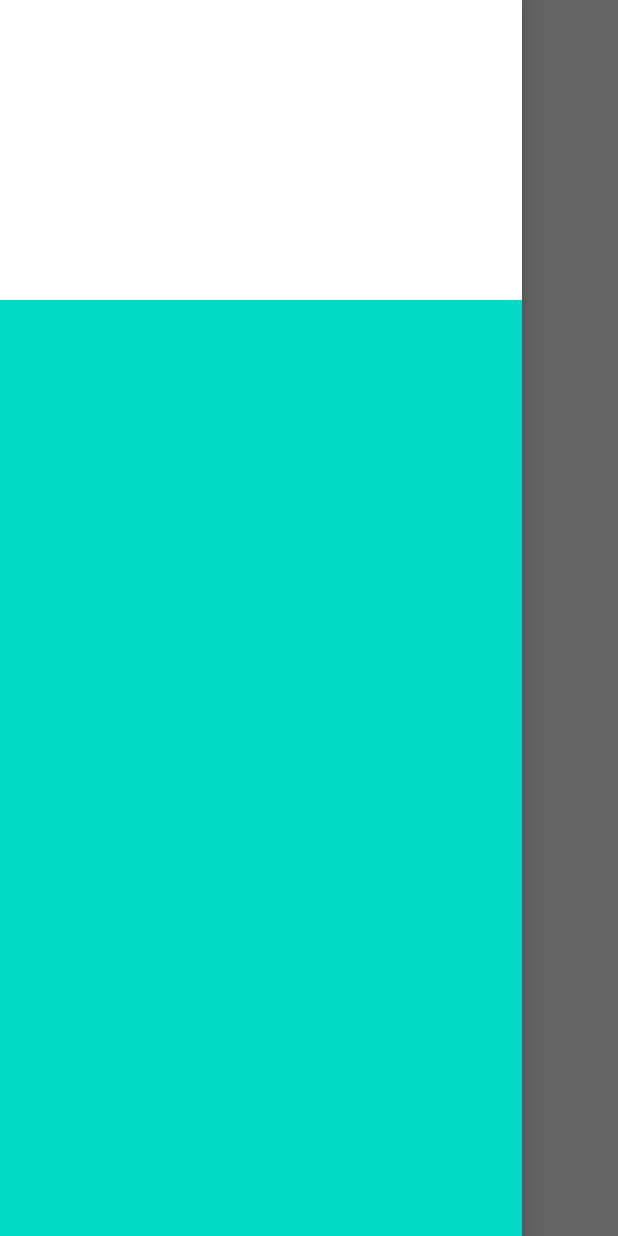
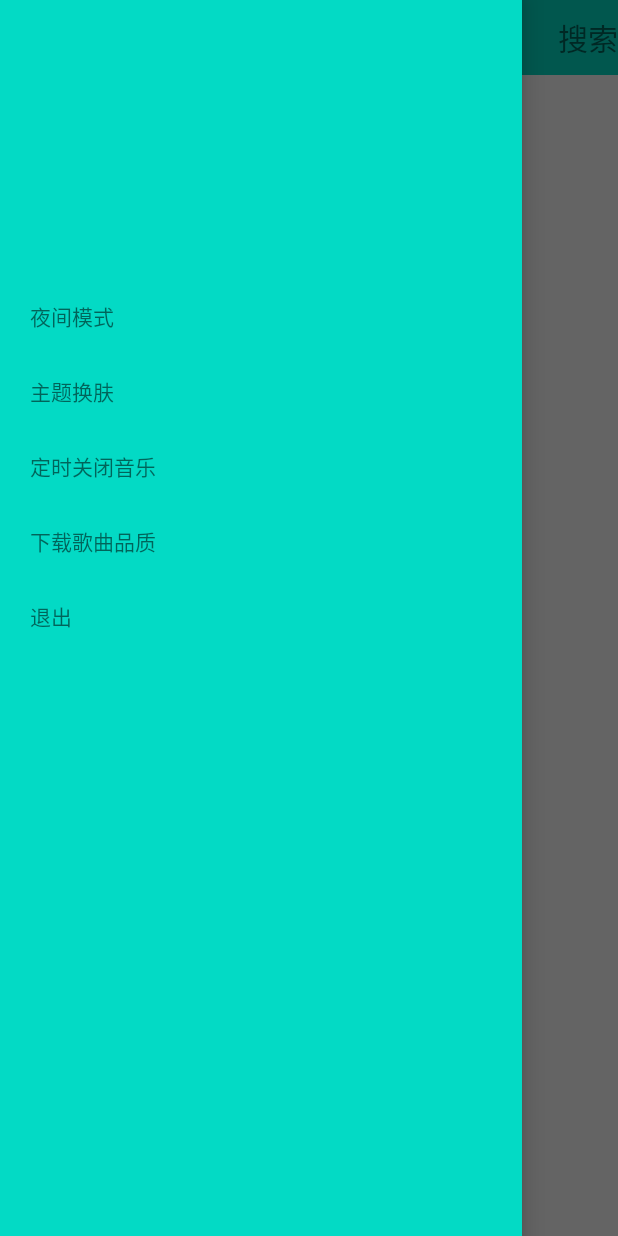
Before and after one commit to Zzy2016/AboutAndroid, an Android app: the SoundsActivity screen opened directly, with no data from a screen before it, with the side drawer open, on a phone screen of 412 x 824 dp. Run offline under Robolectric (Android 15) with nearby library versions, the phone set to English and light mode, and no system bars.

Commit message:
SoundActivity

```diff
--- a/app/src/main/java/com/example/aboutandroid/SoundsActivity.java
+++ b/app/src/main/java/com/example/aboutandroid/SoundsActivity.java
@@ -5,8 +5,10 @@ import android.view.Gravity;
 import android.view.View;
 import android.widget.LinearLayout;
 import android.widget.TextView;
+import android.widget.Toast;
 
 import com.example.aboutandroid.base.BaseActivity;
+import com.google.android.material.tabs.TabLayout;
 
 import androidx.core.view.GravityCompat;
 import androidx.drawerlayout.widget.DrawerLayout;
@@ -17,6 +19,10 @@ public class SoundsActivity extends BaseActivity {
     private LinearLayout llLeft;
     private TextView tvLeft, tvRight;
     private DrawerLayout dl;
+    private TextView tvMenu;
+
+    private TabLayout tabLayout;
+    private TextView tvSearch;
 
     @Override
     protected void onCreate(Bundle savedInstanceState) {
@@ -38,8 +44,34 @@ public class SoundsActivity extends BaseActivity {
 
 
 
+        initView();
 
     }
 
 
+    public void initView(){
+        tvMenu=(TextView)findViewById(R.id.tvMenu);
+        dl=(DrawerLayout)findViewById(R.id.dl);
+
+        tabLayout=(TabLayout)findViewById(R.id.tabLayout);
+        tvSearch=(TextView)findViewById(R.id.tvSearch);
+        tvMenu.setOnClickListener(new View.OnClickListener() {
+            @Override
+            public void onClick(View view) {
+                dl.openDrawer(GravityCompat.START);
+            }
+        });
+
+        tabLayout.addTab(tabLayout.newTab().setText("测试1"));
+        tabLayout.addTab(tabLayout.newTab().setText("测试2"));
+
+        tvSearch.setOnClickListener(new View.OnClickListener() {
+            @Override
+            public void onClick(View view) {
+                Toast.makeText(SoundsActivity.this,"search",Toast.LENGTH_LONG).show();
+            }
+        });
+
+    }
+
 }
--- a/app/src/main/java/com/example/aboutandroid/TestActivity.java
+++ b/app/src/main/java/com/example/aboutandroid/TestActivity.java
@@ -1,63 +1,78 @@
 package com.example.aboutandroid;
 
 import androidx.appcompat.app.AppCompatActivity;
+import androidx.viewpager.widget.PagerTabStrip;
+import androidx.viewpager.widget.PagerTitleStrip;
+import androidx.viewpager.widget.ViewPager;
 
 import android.content.ContentValues;
 import android.database.Cursor;
 import android.net.Uri;
 import android.os.Bundle;
 import android.view.View;
+import android.view.ViewParent;
 import android.widget.TextView;
 
 public class TestActivity extends AppCompatActivity {
 
 
-    TextView tv1,tv2,tv3,tv4;
-    Uri uri=Uri.parse("content://com.example.aboutandroid/");
+//    TextView tv1,tv2,tv3,tv4;
+//    Uri uri=Uri.parse("content://com.example.aboutandroid/");
+
+    PagerTabStrip pagerTabStrip;
+    PagerTitleStrip pagerTitleStrip;
+    ViewPager vp1,vp2;
 
     @Override
     protected void onCreate(Bundle savedInstanceState) {
         super.onCreate(savedInstanceState);
         setContentView(R.layout.activity_test);
-        tv1=(TextView)findViewById(R.id.tv1);
-        tv2=(TextView)findViewById(R.id.tv2);
-        tv3=(TextView)findViewById(R.id.tv3);
-        tv4=(TextView)findViewById(R.id.tv4);
+//        tv1=(TextView)findViewById(R.id.tv1);
+//        tv2=(TextView)findViewById(R.id.tv2);
+//        tv3=(TextView)findViewById(R.id.tv3);
+//        tv4=(TextView)findViewById(R.id.tv4);
+//
+//        tv1.setOnClickListener(new View.OnClickListener() {
+//            @Override
+//            public void onClick(View view) {
+//                Cursor cursor=getContentResolver().query(uri,null,"query",null,null);
+//                System.out.println("查询"+cursor);
+//            }
+//        });
+//
+//        tv2.setOnClickListener(new View.OnClickListener() {
+//            @Override
+//            public void onClick(View view) {
+//                ContentValues contentValues=new ContentValues();
+//                contentValues.put("ceshi","hahha");
+//                Uri newUri=getContentResolver().insert(uri,contentValues);
+//                System.out.println("插入"+newUri.toString());
+//            }
+//        });
+//
+//        tv3.setOnClickListener(new View.OnClickListener() {
+//            @Override
+//            public void onClick(View view) {
+//                ContentValues contentValues=new ContentValues();
+//                contentValues.put("update","update");
+//                int count=getContentResolver().update(uri,contentValues,"update",null);
+//                System.out.println("更新"+count);
+//            }
+//        });
+//
+//        tv4.setOnClickListener(new View.OnClickListener() {
+//            @Override
+//            public void onClick(View view) {
+//                int count=getContentResolver().delete(uri,"delete",null);
+//                System.out.println("删除"+count);
+//            }
+//        });
+        vp1=(ViewPager)findViewById(R.id.vp1);
+        pagerTabStrip=(PagerTabStrip)findViewById(R.id.pagerTabStrip);
 
-        tv1.setOnClickListener(new View.OnClickListener() {
-            @Override
-            public void onClick(View view) {
-                Cursor cursor=getContentResolver().query(uri,null,"query",null,null);
-                System.out.println("查询"+cursor);
-            }
-        });
+        vp2=(ViewPager)findViewById(R.id.vp2);
+        pagerTitleStrip=(PagerTitleStrip)findViewById(R.id.pagerTitleStrip);
 
-        tv2.setOnClickListener(new View.OnClickListener() {
-            @Override
-            public void onClick(View view) {
-                ContentValues contentValues=new ContentValues();
-                contentValues.put("ceshi","hahha");
-                Uri newUri=getContentResolver().insert(uri,contentValues);
-                System.out.println("插入"+newUri.toString());
-            }
-        });
 
-        tv3.setOnClickListener(new View.OnClickListener() {
-            @Override
-            public void onClick(View view) {
-                ContentValues contentValues=new ContentValues();
-                contentValues.put("update","update");
-                int count=getContentResolver().update(uri,contentValues,"update",null);
-                System.out.println("更新"+count);
-            }
-        });
-
-        tv4.setOnClickListener(new View.OnClickListener() {
-            @Override
-            public void onClick(View view) {
-                int count=getContentResolver().delete(uri,"delete",null);
-                System.out.println("删除"+count);
-            }
-        });
     }
 }
--- a/app/src/main/res/layout/activity_sounds.xml
+++ b/app/src/main/res/layout/activity_sounds.xml
@@ -18,11 +18,39 @@
 
 
         <com.google.android.material.tabs.TabLayout
-            android:id="@+id/tlTitle"
+            android:id="@+id/tabLayout"
             android:layout_width="match_parent"
             android:layout_height="50dp"
+            app:tabMode="fixed"
+            android:background="@color/colorAccent"
+            app:tabGravity="center"
             app:layout_constraintLeft_toLeftOf="parent"
+            app:layout_constraintRight_toRightOf="parent"
             app:layout_constraintTop_toTopOf="parent" />
+
+        <TextView
+            android:id="@+id/tvMenu"
+            android:layout_width="wrap_content"
+            android:layout_height="wrap_content"
+            android:text="menu"
+            app:layout_constraintTop_toTopOf="@id/tabLayout"
+            app:layout_constraintBottom_toBottomOf="@id/tabLayout"
+            app:layout_constraintLeft_toLeftOf="parent"
+            android:layout_marginLeft="10dp"
+            android:textSize="20sp"
+            android:textColor="@color/blue"
+            />
+
+        <TextView
+            android:id="@+id/tvSearch"
+            android:layout_width="wrap_content"
+            android:layout_height="wrap_content"
+            android:text="搜索"
+            android:textSize="20sp"
+            app:layout_constraintRight_toRightOf="parent"
+            app:layout_constraintTop_toTopOf="@id/tabLayout"
+            app:layout_constraintBottom_toBottomOf="@id/tabLayout"
+            />
 
         <androidx.viewpager.widget.ViewPager
             android:layout_width="match_parent"
@@ -30,14 +58,14 @@
             app:layout_constraintBottom_toBottomOf="parent"
             app:layout_constraintLeft_toLeftOf="parent"
             app:layout_constraintRight_toRightOf="parent"
-            app:layout_constraintTop_toBottomOf="@id/tlTitle" />
+            app:layout_constraintTop_toBottomOf="@id/tabLayout" />
 
 
 
     </androidx.constraintlayout.widget.ConstraintLayout>
 
 
-    <LinearLayout
+    <androidx.constraintlayout.widget.ConstraintLayout
         android:id="@+id/llLeft"
         android:layout_width="match_parent"
         android:layout_height="match_parent"
@@ -46,13 +74,64 @@
         android:fitsSystemWindows="true"
         android:orientation="vertical">
 
-        <TextView
-            android:layout_width="match_parent"
-            android:layout_height="200dp"
-            android:background="@color/white" />
+
         <!--fitsSystemWindows控制布局在沉浸状态时保持内容在状态栏以下-->
 
-    </LinearLayout>
+
+        <TextView
+            android:id="@+id/tvMenuItem1"
+            android:text="夜间模式"
+            app:layout_constraintTop_toTopOf="parent"
+            android:layout_marginTop="200dp"
+            app:layout_constraintLeft_toLeftOf="parent"
+            app:layout_constraintRight_toRightOf="parent"
+            android:layout_width="match_parent"
+            android:layout_height="50dp"
+            android:paddingLeft="20dp"
+            />
+        <TextView
+            android:id="@+id/tvMenuItem2"
+            android:text="主题换肤"
+           app:layout_constraintTop_toBottomOf="@id/tvMenuItem1"
+            app:layout_constraintLeft_toLeftOf="parent"
+            app:layout_constraintRight_toRightOf="parent"
+            android:layout_width="match_parent"
+            android:layout_height="50dp"
+            android:paddingLeft="20dp"
+            />
+
+        <TextView
+            android:id="@+id/tvMenuItem3"
+            android:text="定时关闭音乐"
+           app:layout_constraintTop_toBottomOf="@id/tvMenuItem2"
+            app:layout_constraintLeft_toLeftOf="parent"
+            app:layout_constraintRight_toRightOf="parent"
+            android:layout_width="match_parent"
+            android:layout_height="50dp"
+            android:paddingLeft="20dp"
+            />
+        <TextView
+            android:id="@+id/tvMenuItem4"
+            android:text="下载歌曲品质"
+            app:layout_constraintTop_toBottomOf="@id/tvMenuItem3"
+            app:layout_constraintLeft_toLeftOf="parent"
+            app:layout_constraintRight_toRightOf="parent"
+            android:layout_width="match_parent"
+            android:layout_height="50dp"
+            android:paddingLeft="20dp"
+            />
+        <TextView
+            android:id="@+id/tvMenuItem5"
+            android:text="退出"
+           app:layout_constraintTop_toBottomOf="@id/tvMenuItem4"
+            app:layout_constraintLeft_toLeftOf="parent"
+            app:layout_constraintRight_toRightOf="parent"
+            android:layout_width="match_parent"
+            android:layout_height="50dp"
+            android:paddingLeft="20dp"
+            />
+
+    </androidx.constraintlayout.widget.ConstraintLayout>
 
     <!--右侧菜单-->
     <!--如果是两个抽屉那么layout_gravity属性值不能相同,即一左一右-->
```
